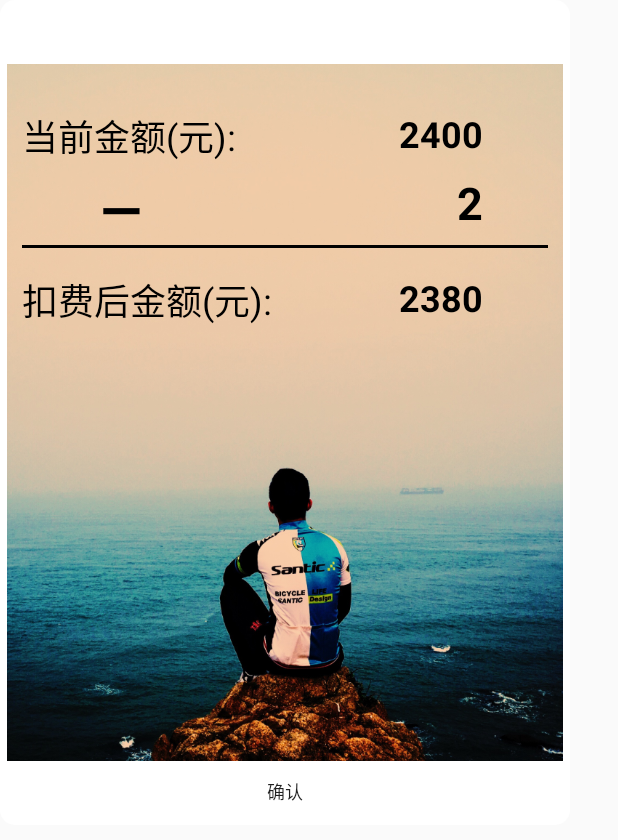
After one commit to greatgeek/DreamBikeOne, an Android app: the layout activity_deduction.xml on its own in the app's theme, with its tools: preview values and no code run, on a phone screen of 412 x 824 dp. The commit adds this screen. Shown: the top 840 px of the screen. Run offline under Robolectric (Android 15) with nearby library versions, the phone set to English and light mode, and no system bars.

Commit message:
Complete the deduction work

```diff
--- a/app/src/main/AndroidManifest.xml
+++ b/app/src/main/AndroidManifest.xml
@@ -57,7 +57,10 @@
         <activity
             android:name=".DreamBikeOwnerActivity"
             android:theme="@style/DialogActivitySytle" />
-        <activity android:name=".ChargeActivity"
+        <activity
+            android:name=".ChargeActivity"
+            android:theme="@style/DialogActivitySytle" />
+        <activity android:name=".DeductionActivity"
             android:theme="@style/DialogActivitySytle"></activity>
     </application>
 
--- a/app/src/main/java/com/panghui/dreambike/WalletActivity.java
+++ b/app/src/main/java/com/panghui/dreambike/WalletActivity.java
@@ -21,7 +21,6 @@ public class WalletActivity extends AppCompatActivity {
     private Button chargenow;
 
     private User user;
-    private int myBalance_int;
 
     @Override
     protected void onCreate(Bundle savedInstanceState) {
--- a/app/src/main/java/com/panghui/dreambike/base/AppConst.java
+++ b/app/src/main/java/com/panghui/dreambike/base/AppConst.java
@@ -13,4 +13,7 @@ public class AppConst {
     public static final int RECHARGE_FAIL=9;
 
     public static final int TIME_DIFF_SUCCESS=10;
+
+    public static final int DEDUCTION_SUCCESS=11;
+    public static final int DEDUCTION_FAIL=12;
 }
--- /dev/null
+++ b/app/src/main/res/layout/activity_deduction.xml
@@ -0,0 +1,106 @@
+<?xml version="1.0" encoding="utf-8"?>
+<RelativeLayout xmlns:android="http://schemas.android.com/apk/res/android"
+    xmlns:tools="http://schemas.android.com/tools"
+    android:layout_width="380dp"
+    android:layout_height="550dp"
+    android:background="@drawable/dialog_background"
+    tools:context=".DeductionActivity">
+
+    <ImageView
+        android:id="@+id/deduction_im"
+        android:layout_width="wrap_content"
+        android:layout_height="wrap_content"
+        android:layout_alignParentStart="true"
+        android:layout_alignParentTop="true"
+        android:src="@drawable/wallet_deduction" />
+
+    <TextView
+        android:id="@+id/textview1"
+        android:layout_width="wrap_content"
+        android:layout_height="wrap_content"
+        android:layout_alignParentTop="true"
+        android:layout_alignStart="@+id/black_line"
+        android:layout_marginTop="68dp"
+        android:text="当前金额(元):"
+        android:textColor="#000"
+        android:textSize="24sp" />
+
+    <TextView
+        android:id="@+id/current_amount"
+        android:layout_width="wrap_content"
+        android:layout_height="wrap_content"
+        android:layout_alignParentEnd="true"
+        android:layout_alignTop="@+id/textview1"
+        android:layout_marginEnd="53dp"
+        android:text="2400"
+        android:textColor="#000"
+        android:textSize="24sp"
+        android:textStyle="bold" />
+
+    <TextView
+        android:id="@+id/textview3"
+        android:layout_width="wrap_content"
+        android:layout_height="wrap_content"
+        android:layout_alignParentStart="true"
+        android:layout_alignParentTop="true"
+        android:layout_marginStart="62dp"
+        android:layout_marginTop="110dp"
+        android:text="—"
+        android:textColor="#000"
+        android:textSize="36sp"
+        android:textStyle="bold" />
+
+    <TextView
+        android:id="@+id/deduction"
+        android:layout_width="wrap_content"
+        android:layout_height="wrap_content"
+        android:layout_alignEnd="@+id/current_amount"
+        android:layout_alignTop="@+id/textview3"
+        android:text="2"
+        android:textColor="#000"
+        android:textSize="30sp"
+        android:textStyle="bold" />
+
+    <TextView
+        android:id="@+id/textview2"
+        android:layout_width="wrap_content"
+        android:layout_height="wrap_content"
+        android:layout_alignParentTop="true"
+        android:layout_alignStart="@+id/textview1"
+        android:layout_marginTop="177dp"
+        android:text="扣费后金额(元):"
+        android:textColor="#000"
+        android:textSize="24sp" />
+
+    <TextView
+        android:id="@+id/amount_after_deduction"
+        android:layout_width="wrap_content"
+        android:layout_height="wrap_content"
+        android:layout_alignStart="@+id/current_amount"
+        android:layout_alignTop="@+id/textview2"
+        android:text="2380"
+        android:textColor="#000"
+        android:textSize="24sp"
+        android:textStyle="bold" />
+
+    <View
+        android:id="@+id/black_line"
+        android:layout_width="match_parent"
+        android:layout_height="2dp"
+        android:layout_alignParentStart="true"
+        android:layout_below="@+id/textview3"
+        android:background="#000"
+        android:layout_marginLeft="10dp"
+        android:layout_marginRight="10dp"/>
+
+    <Button
+        android:id="@+id/confirm"
+        android:layout_width="wrap_content"
+        android:layout_height="35dp"
+        android:layout_alignParentBottom="true"
+        android:layout_centerHorizontal="true"
+        android:background="@drawable/button_selector1"
+        android:textSize="12sp"
+        android:text="确认"/>
+
+</RelativeLayout>
```
Also changed, not shown: app/src/main/java/com/panghui/dreambike/ChargeActivity.java (+8 -4 lines), app/src/main/java/com/panghui/dreambike/DeductionActivity.java (added, +102 -0 lines), app/src/main/java/com/panghui/dreambike/MainActivity.java (+9 -3 lines), app/src/main/java/com/panghui/dreambike/Util/HttpUtil.java (+30 -0 lines), app/src/main/res/drawable-xxxhdpi/wallet_deduction.jpg (added).
